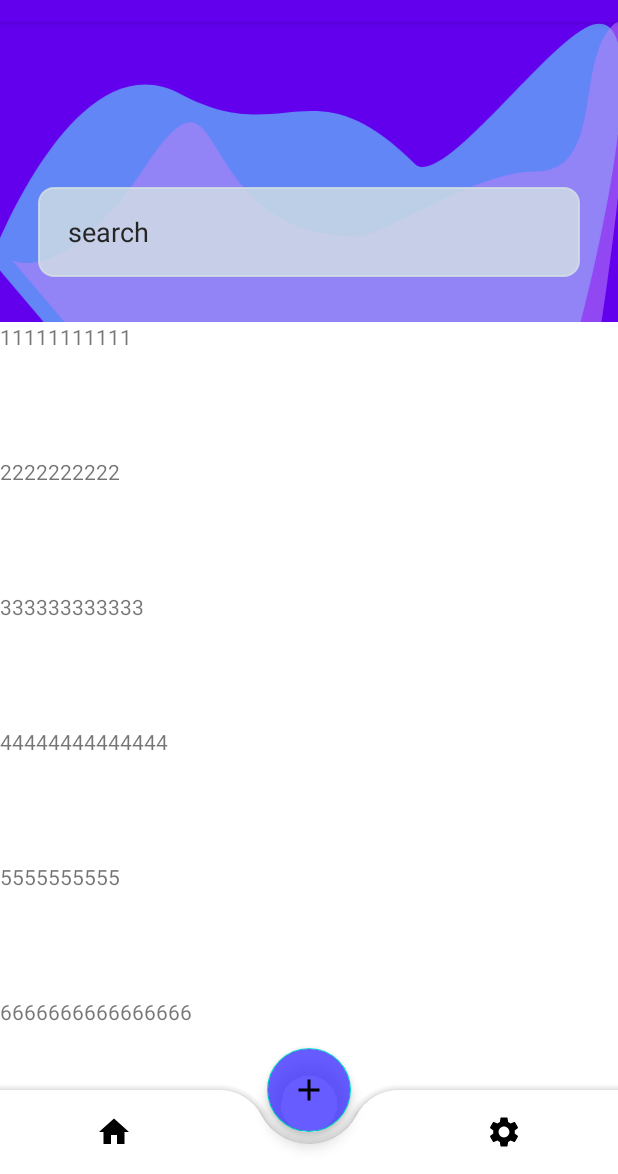
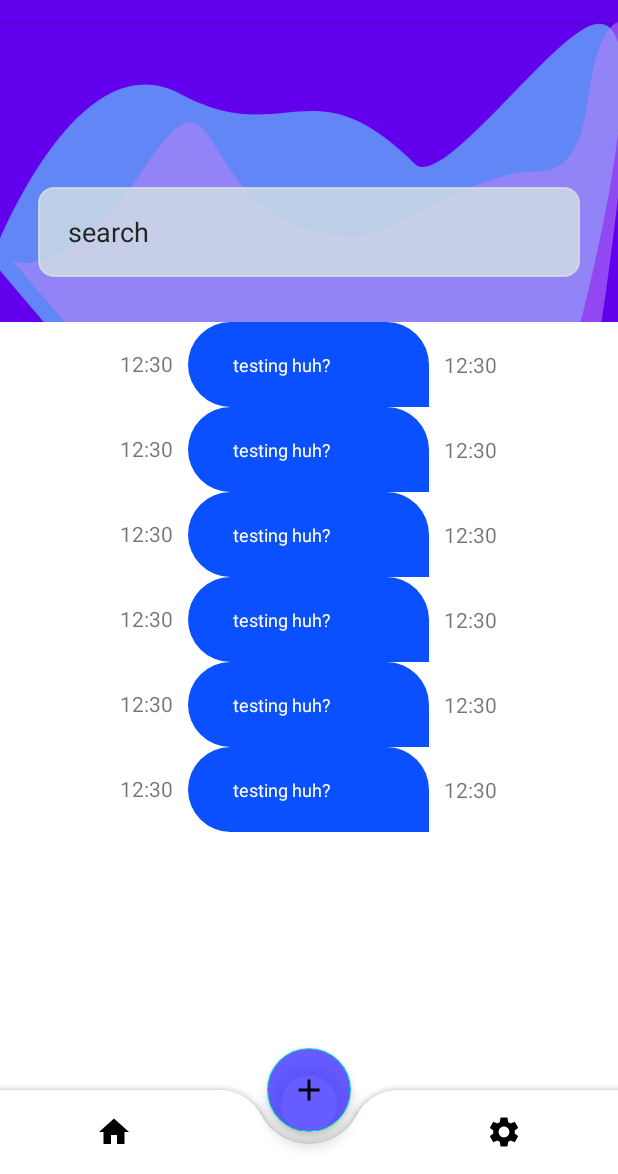
Before and after one commit to aksov19/AndroidFinal, an Android app: the screen it shows after launch (UserActivity), on a phone screen of 412 x 824 dp, the part 62-1236 px from its top. Run offline under Robolectric (Android 15) with nearby library versions, the phone set to English and light mode, and no system bars; 2 statements that could not run were skipped.

Commit message:
added chat message visuals

```diff
--- a/app/src/main/java/ge/aksovreli/messengerapp/UserActivity.kt
+++ b/app/src/main/java/ge/aksovreli/messengerapp/UserActivity.kt
@@ -1,9 +1,12 @@
 package ge.aksovreli.messengerapp
 
+import android.content.Intent
 import androidx.appcompat.app.AppCompatActivity
 import android.os.Bundle
 import android.widget.ImageButton
 import androidx.viewpager2.widget.ViewPager2
+import ge.aksovreli.messengerapp.views.ChatActivity
+import ge.aksovreli.messengerapp.views.SignInActivity
 
 class UserActivity : AppCompatActivity() {
 
@@ -33,5 +36,4 @@ class UserActivity : AppCompatActivity() {
         }
     }
 
-
 }
--- /dev/null
+++ b/app/src/main/res/drawable/chat_item_background_left.xml
@@ -0,0 +1,9 @@
+<?xml version="1.0" encoding="utf-8"?>
+<shape xmlns:android="http://schemas.android.com/apk/res/android" android:shape="rectangle">
+    <solid android:color="@color/cyan"/>
+    <corners
+        android:bottomRightRadius="@dimen/chat_item_radius"
+        android:bottomLeftRadius="0dp"
+        android:topLeftRadius="@dimen/chat_item_radius"
+        android:topRightRadius="@dimen/chat_item_radius" />
+</shape>
--- /dev/null
+++ b/app/src/main/res/drawable/chat_item_background_right.xml
@@ -0,0 +1,9 @@
+<?xml version="1.0" encoding="utf-8"?>
+<shape xmlns:android="http://schemas.android.com/apk/res/android" android:shape="rectangle">
+    <solid android:color="@color/chat_blue"/>
+    <corners
+        android:bottomRightRadius="0dp"
+        android:bottomLeftRadius="@dimen/chat_item_radius"
+        android:topLeftRadius="@dimen/chat_item_radius"
+        android:topRightRadius="@dimen/chat_item_radius" />
+</shape>
--- a/app/src/main/res/layout/chat_item.xml
+++ b/app/src/main/res/layout/chat_item.xml
@@ -1,12 +1,53 @@
 <?xml version="1.0" encoding="utf-8"?>
-<FrameLayout xmlns:android="http://schemas.android.com/apk/res/android"
+<LinearLayout xmlns:android="http://schemas.android.com/apk/res/android"
+    xmlns:tools="http://schemas.android.com/tools"
     android:layout_width="match_parent"
-    android:layout_height="wrap_content">
+    android:layout_height="wrap_content"
+    android:orientation="horizontal">
+
+    <Space
+        android:id="@+id/SpaceL"
+        android:layout_width="0dp"
+        android:layout_height="wrap_content"
+        android:layout_weight="1" />
 
     <TextView
-        android:layout_width="match_parent"
-        android:layout_height="90dp"
-        android:backgroundTint="@color/cyan"
-        android:id="@+id/nameTextView"/>
+        android:id="@+id/timeViewL"
+        android:layout_width="wrap_content"
+        android:layout_height="wrap_content"
+        android:layout_weight="0"
+        android:paddingEnd="@dimen/chat_item_space"
+        android:text="@string/time_left"
+        android:textAlignment="viewEnd"
+        tools:ignore="RtlSymmetry" />
 
-</FrameLayout>
+    <TextView
+        android:id="@+id/messageView"
+        android:layout_width="0dp"
+        android:layout_height="wrap_content"
+        android:layout_weight="2"
+        android:background="@drawable/chat_item_background_right"
+        android:paddingStart="@dimen/chat_msg_padding_lr"
+        android:paddingTop="@dimen/chat_msg_padding_tb"
+        android:paddingEnd="@dimen/chat_msg_padding_lr"
+        android:paddingBottom="@dimen/chat_msg_padding_tb"
+        android:text="@string/message"
+        android:textColor="@android:color/white"
+        android:textSize="@dimen/chat_msg_font_size" />
+
+    <TextView
+        android:id="@+id/timeViewR"
+        android:layout_width="wrap_content"
+        android:layout_height="wrap_content"
+        android:layout_gravity="center_vertical"
+        android:layout_weight="0"
+        android:paddingStart="@dimen/chat_item_space"
+        android:text="@string/time_right"
+        tools:ignore="RtlSymmetry" />
+
+    <Space
+        android:id="@+id/SpaceR"
+        android:layout_width="0dp"
+        android:layout_height="wrap_content"
+        android:layout_weight="1" />
+</LinearLayout>
--- a/app/src/main/res/values/colors.xml
+++ b/app/src/main/res/values/colors.xml
@@ -9,5 +9,6 @@
     <color name="white">#FFFFFFFF</color>
     <color name="cyan">#DEFBFF</color>
     <color name="purple_blue">#CE4436FF</color>
+    <color name="chat_blue">#0B50FF</color>
     <color name="transparent">#00000000</color>
 </resources>
--- a/app/src/main/res/values/dimens.xml
+++ b/app/src/main/res/values/dimens.xml
@@ -19,4 +19,9 @@
     <dimen name="text_margin">16dp</dimen>
     <dimen name="chat_info_margin">16dp</dimen>
     <dimen name="chat_info_padding">56dp</dimen>
+    <dimen name="chat_item_space">10dp</dimen>
+    <dimen name="chat_item_radius">140dp</dimen>
+    <dimen name="chat_msg_padding_tb">20dp</dimen>
+    <dimen name="chat_msg_padding_lr">30dp</dimen>
+    <dimen name="chat_msg_font_size">12sp</dimen>
 </resources>
--- a/app/src/main/res/values/strings.xml
+++ b/app/src/main/res/values/strings.xml
@@ -17,5 +17,8 @@
     <string name="search_hint">search</string>
     <string name="search_hint_text">search</string>
     <string name="chat_message_hint">Message</string>
+    <string name="time_left">12:30</string>
+    <string name="time_right">12:30</string>
+    <string name="message">testing huh?</string>
 
 </resources>
```
